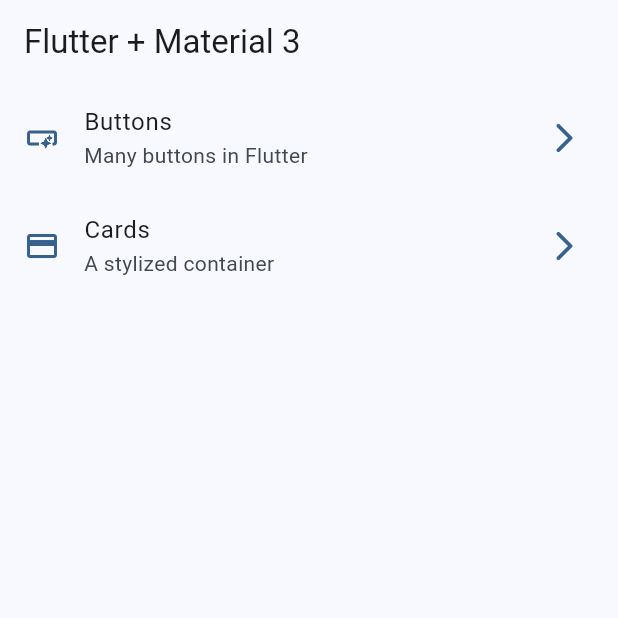
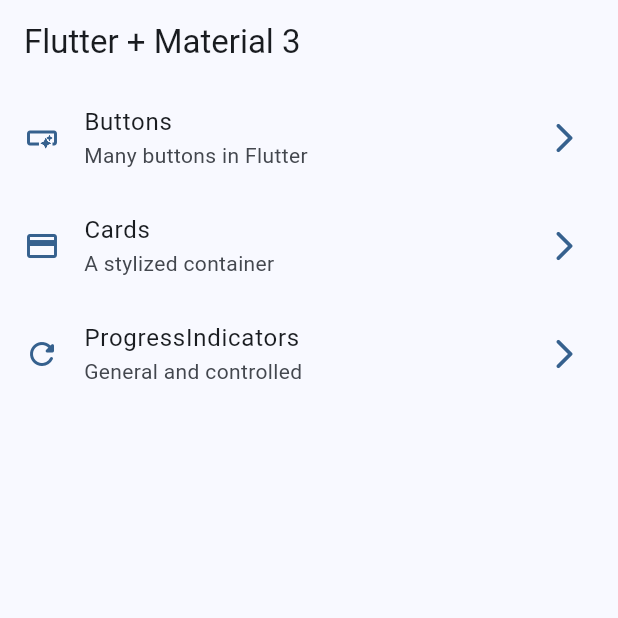
Before and after one commit to eltruforce/widgets-app, a Flutter app: the screen it shows after launch, on a phone screen of 412 x 824 dp, the top half of it. Run offline on Flutter 3.47's test engine with Material 3 defaults, Android fonts, the phone set to English and light mode, and no system bars; our stand-ins replace go_router.

Commit message:
feat: progress indicators finished

```diff
--- a/lib/config/menu/menu_items.dart
+++ b/lib/config/menu/menu_items.dart
@@ -27,4 +27,10 @@ const appMenuItems = <MenuItem>[
     link: '/cards',
     icon: Icons.credit_card,
   ),
+    MenuItem(
+    title: 'ProgressIndicators',
+    subTitle: 'General and controlled',
+    link: '/progress',
+    icon: Icons.refresh_rounded,
+  ),
 ];
--- a/lib/config/router/app_router.dart
+++ b/lib/config/router/app_router.dart
@@ -19,5 +19,10 @@ final appRouter = GoRouter(
       name: CardsScreen.name,
       builder: (context, state) => const CardsScreen(),
     ),
+    GoRoute(
+      path: '/progress',
+      name: ProgressScreen.name,
+      builder: (context, state) => const ProgressScreen(),
+    ),
   ],
 );
```
Also changed, not shown: lib/presentation/screens/progress/progress_screen.dart (+63 -2 lines).
